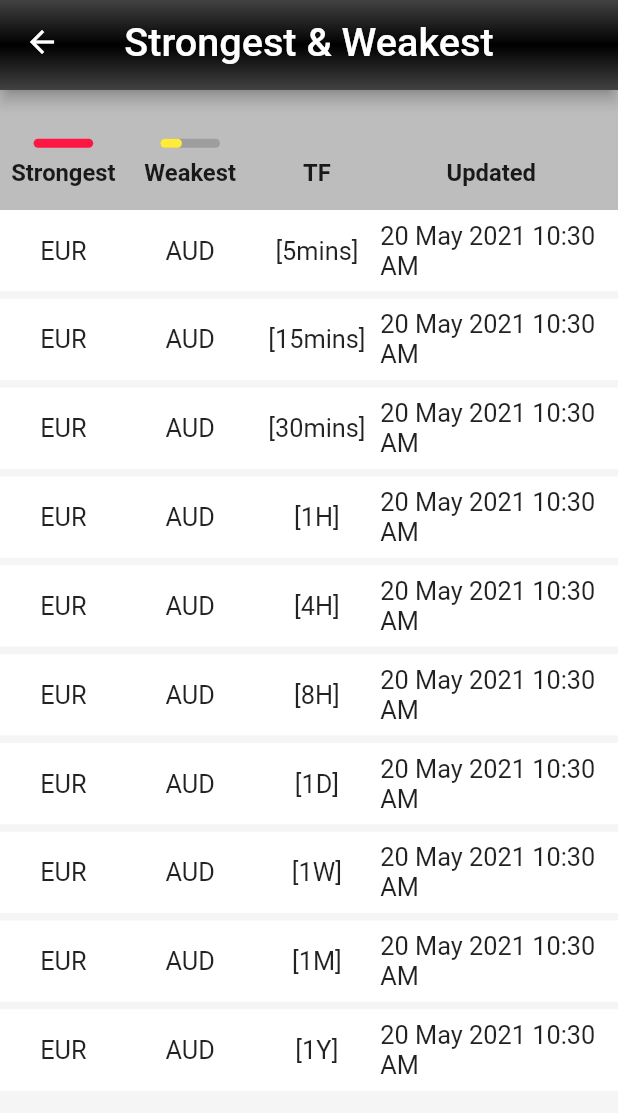
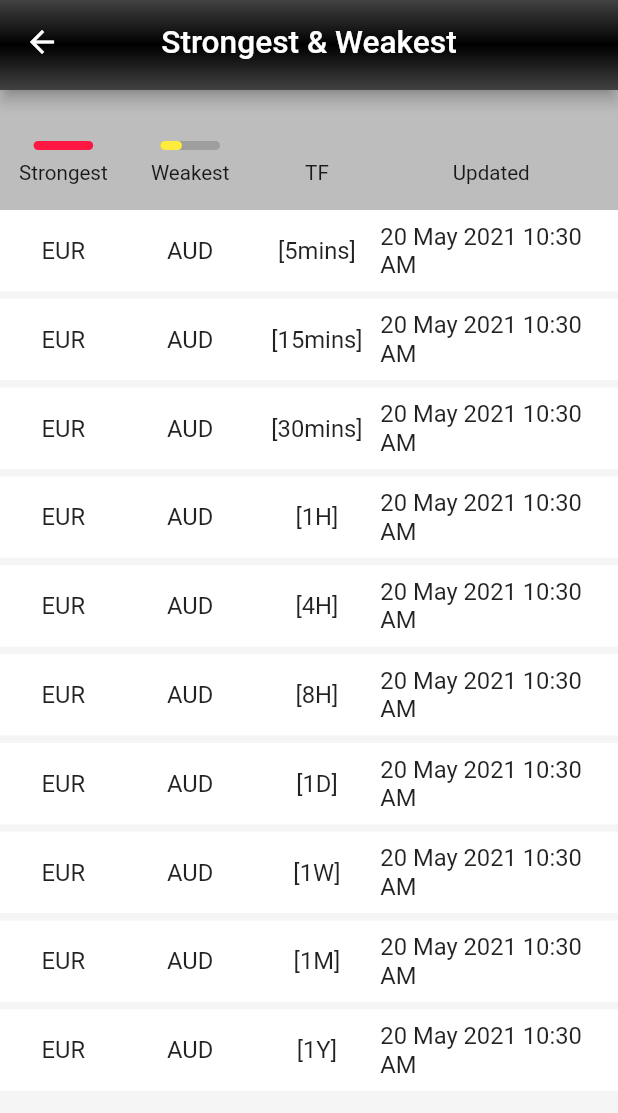
Before and after one commit to mg7237/fxpower_ios, a Flutter app: the Notificationscreen screen opened by its route, on a phone screen of 412 x 824 dp. Shown: the top 1113 px of the screen. Run offline on Flutter 3.47's test engine with Material 2 defaults, Android fonts, the phone set to English and light mode, and no system bars; our stand-ins replace device_info, firebase_core, firebase_messaging, flutter_rating_bar, flutter_swiper, loading_overlay and 3 more; missing offline and left inert: dart:ffi, flutter_inapp_purchase, swipedetector; accounts and stored records are empty; network calls fail; project files that could hold a hidden picture were left out.

Commit message:
Close to final

```diff
--- a/lib/main.dart
+++ b/lib/main.dart
@@ -126,7 +126,7 @@ class _DashboardState extends State<Dashboard> {
     await _getProduct();
 
     await _getPurchases();
-
+    // VALIDATE
     await validateSubscription();
   }
 
--- a/lib/screens/notifications.dart
+++ b/lib/screens/notifications.dart
@@ -40,9 +40,8 @@ class _NotificationscreenState extends State<Notificationscreen> {
   @override
   Widget build(BuildContext context) {
     var size = MediaQuery.of(context).size;
-    TextStyle substyle_1 =
-        TextStyle(fontSize: 15 * size.width / 390, fontWeight: FontWeight.bold);
-    TextStyle substyle_2 = TextStyle(fontSize: 16 * size.width / 390);
+    TextStyle substyle_1 = TextStyle(fontSize: 13 * size.width / 390);
+    TextStyle substyle_2 = TextStyle(fontSize: 15 * size.width / 390);
     return Scaffold(
       backgroundColor: Colors.grey[100],
       appBar: PreferredSize(
@@ -51,7 +50,7 @@ class _NotificationscreenState extends State<Notificationscreen> {
             centerTitle: true,
             title: Text(
               "Strongest & Weakest",
-              style: TextStyle(fontSize: 25 * size.width / 390),
+              style: TextStyle(fontSize: 20 * size.width / 390),
             ),
             flexibleSpace: Container(
               decoration: BoxDecoration(
--- a/lib/screens/screen2.dart
+++ b/lib/screens/screen2.dart
@@ -41,7 +41,7 @@ class _Screen2State extends State<Screen2> {
             currencytypedata[cid].type + ": Strength History",
             style: TextStyle(
               color: Colors.white,
-              fontSize: 20,
+              fontSize: 18,
               fontWeight: FontWeight.bold,
             ),
             textAlign: TextAlign.center,
--- a/lib/util/constants.dart
+++ b/lib/util/constants.dart
@@ -1,7 +1,7 @@
 const String BASE_URI_FIXER = "data.fixer.io";
 String ACCESSKEY = "d4b534b1d977f34d6e1f2df54af6c995";
 const BASESTRUCT = "&base=EUR&symbols=AUD,CAD,CHF,EUR,GBP,JPY,NZD,USD";
-const BASE_URL_DAY = '/get_heatmap_day.php'; // start_time=';
+const BASE_URL_DAY = '/get_heatmap_day_new.php'; // start_time=';
 const BASE_URL_minute = '/get_heatmap.php'; // ?get_way=';
 const REGISTER_TOKEN = '/api/register_token';
 const BASE_URL_TIME = '/api/all_time_notification';
--- a/lib/widgets/currency_widget.dart
+++ b/lib/widgets/currency_widget.dart
@@ -44,7 +44,7 @@ class _currencywidgetState extends State<currencywidget> {
         margin: EdgeInsets.all(5),
         height: ipad
             ? (130 * widget.size / 190) - 5
-            : 130 * widget.size / 150, // Manish 180 -> 175
+            : 130 * widget.size / 160, // Manish 180 -> 175
         decoration: BoxDecoration(
             color: Colors.white,
             borderRadius: BorderRadius.circular(25 * widget.size / 160),
```
Also changed, not shown: lib/data/model.dart (+33 -27 lines), lib/util/networkapi.dart (+18 -18 lines), 20 other files.
